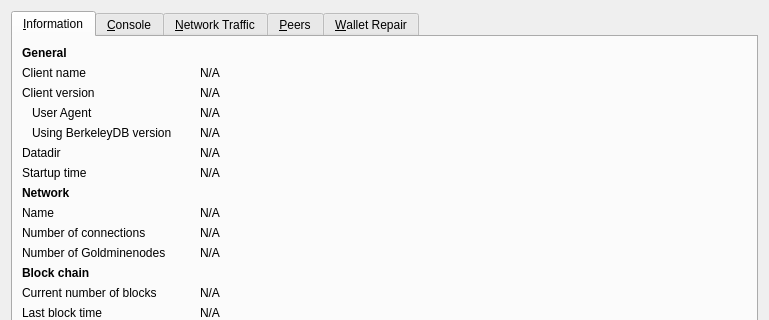
The window that src/qt/forms/debugwindow.ui (AdvancedTechnologyCoin/arc_core) describes before a commit, drawn with Qt 5; both pictures show x 0 to 769 and y 0 to 320 of the 769 by 485 pixel window.
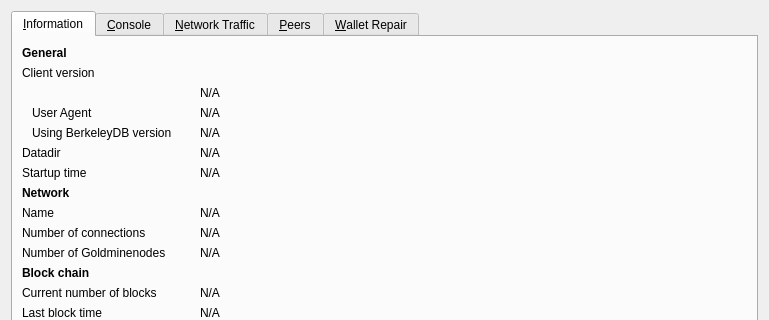
The same window after the commit. Icons and pictures are not drawn. Custom widgets are drawn as their Qt base class.

What changed in the file:
```diff
--- a/src/qt/forms/debugwindow.ui
+++ b/src/qt/forms/debugwindow.ui
@@ -41,29 +41,6 @@
         </widget>
        </item>
        <item row="1" column="0">
-        <widget class="QLabel" name="label_5">
-         <property name="text">
-          <string>Client name</string>
-         </property>
-        </widget>
-       </item>
-       <item row="1" column="1" colspan="2">
-        <widget class="QLabel" name="clientName">
-         <property name="cursor">
-          <cursorShape>IBeamCursor</cursorShape>
-         </property>
-         <property name="text">
-          <string>N/A</string>
-         </property>
-         <property name="textFormat">
-          <enum>Qt::PlainText</enum>
-         </property>
-         <property name="textInteractionFlags">
-          <set>Qt::LinksAccessibleByMouse|Qt::TextSelectableByKeyboard|Qt::TextSelectableByMouse</set>
-         </property>
-        </widget>
-       </item>
-       <item row="2" column="0">
         <widget class="QLabel" name="label_6">
          <property name="text">
           <string>Client version</string>
```
Left out of the diff: 8 changed lines with no effect on the pictures.
